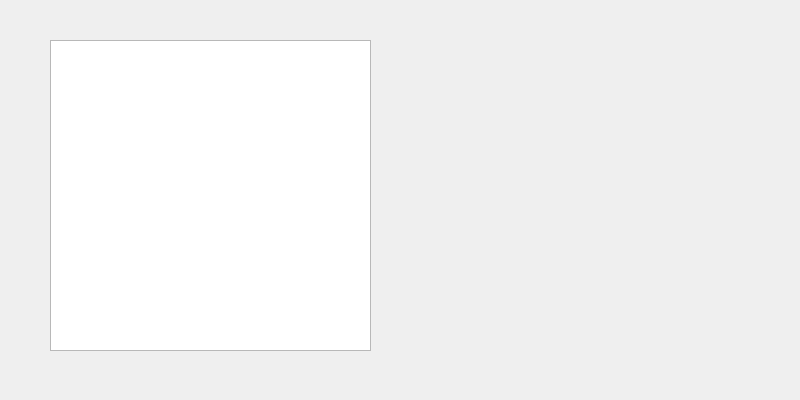
Before: the Qt Designer form device/untitled2.ui in yumm08/LittleRiders, drawn with Qt 5.
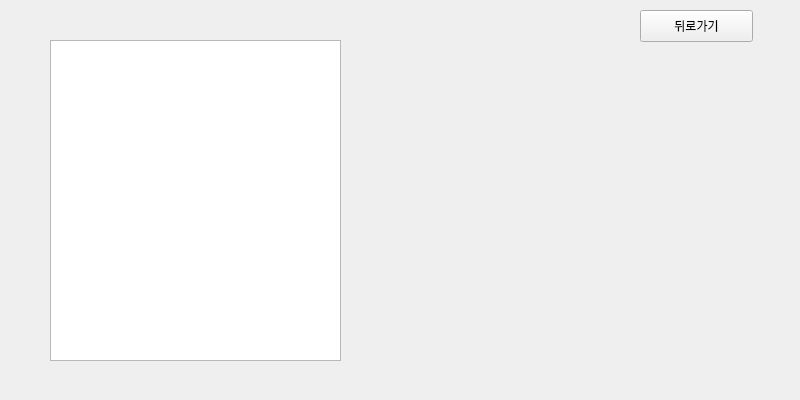
After: the same form once the commit is applied.

What changed in the file:
```diff
--- a/device/untitled2.ui
+++ b/device/untitled2.ui
@@ -18,11 +18,35 @@
     <rect>
      <x>50</x>
      <y>40</y>
-     <width>321</width>
-     <height>311</height>
+     <width>291</width>
+     <height>321</height>
     </rect>
    </property>
   </widget>
+  <widget class="QWidget" name="verticalLayoutWidget_2">
+   <property name="geometry">
+    <rect>
+     <x>370</x>
+     <y>40</y>
+     <width>381</width>
+     <height>321</height>
+    </rect>
+   </property>
+   <layout class="QVBoxLayout" name="stationMapLayout"/>
+  </widget>
+  <widget class="QPushButton" name="exitButton">
+   <property name="geometry">
+    <rect>
+     <x>640</x>
+     <y>10</y>
+     <width>113</width>
+     <height>32</height>
+    </rect>
+   </property>
+   <property name="text">
+    <string>뒤로가기</string>
+   </property>
+  </widget>
  </widget>
  <resources/>
  <connections>
```
